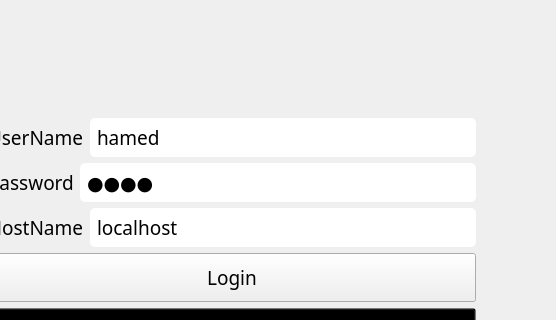
This is mainwindow.ui in HamedReza97/dbManager as Qt 5 draws it before an edit; both pictures show x 517 to 1073 and y 131 to 451 of the 1498 by 740 pixel window. The edited form follows.
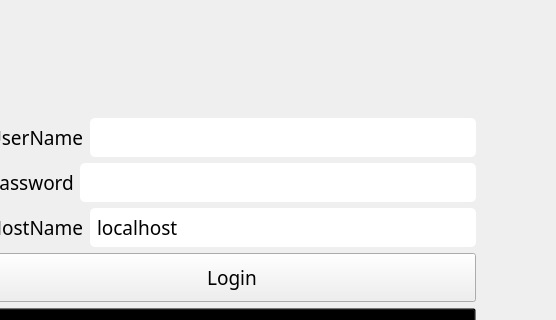
This is the edited form. The open tabs and pages were chosen to show the change.

What changed in the file:
```diff
--- a/mainwindow.ui
+++ b/mainwindow.ui
@@ -130,7 +130,7 @@
              </font>
             </property>
             <property name="text">
-             <string>hamed</string>
+             <string/>
             </property>
            </widget>
           </item>
@@ -160,7 +160,7 @@
              </font>
             </property>
             <property name="text">
-             <string>9707</string>
+             <string/>
             </property>
             <property name="echoMode">
              <enum>QLineEdit::EchoMode::Password</enum>
```
Left out of the diff: 6 changed lines with no effect on the pictures.
